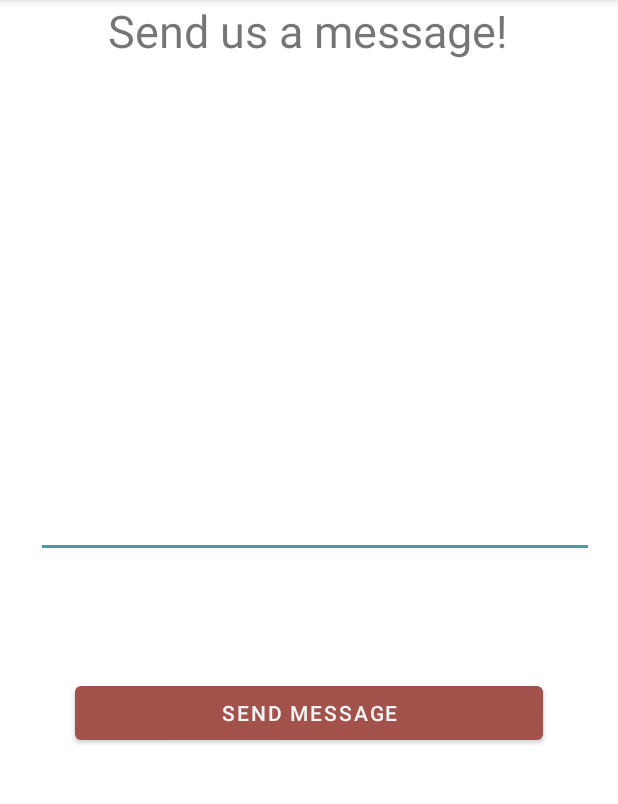
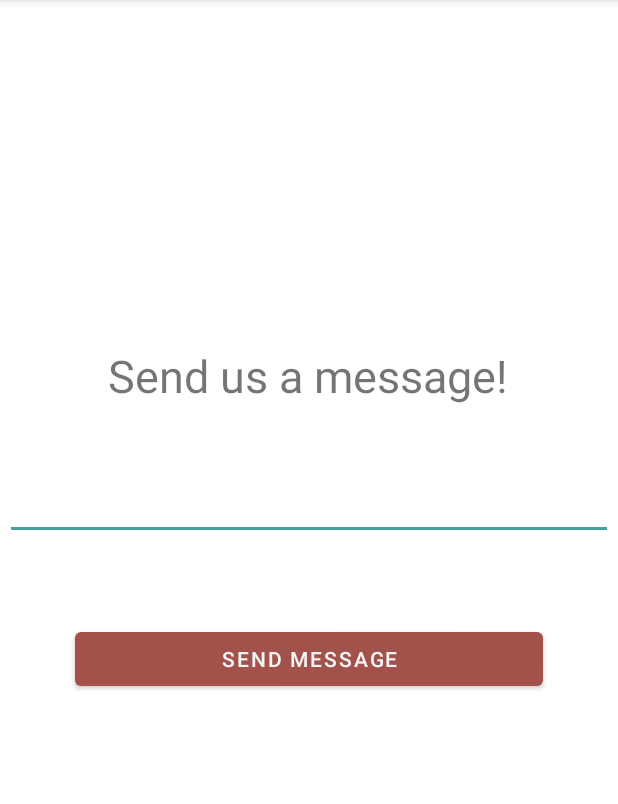
Before and after one commit to mari-hollanda/android-final-project, an Android app: the SocialMediaActivity screen opened directly, with no data from a screen before it, on a phone screen of 412 x 824 dp, the part 84-888 px from its top. Run offline under Robolectric (Android 15) with nearby library versions, the phone set to English and light mode, and no system bars.

Commit message:
project second draft.

```diff
--- a/Student/app/src/main/java/info/hccis/student/ui/socialmedia/SocialMediaActivity.java
+++ b/Student/app/src/main/java/info/hccis/student/ui/socialmedia/SocialMediaActivity.java
@@ -16,7 +16,7 @@ public class SocialMediaActivity extends AppCompatActivity {
     @Override
     protected void onCreate(Bundle savedInstanceState) {
         super.onCreate(savedInstanceState);
-        setContentView(R.layout.activity_socialmedia);
+        setContentView(R.layout.activity_sendmessage);
 
         EditText editTextMessage = findViewById(R.id.editTextMessage);
 
--- a/Student/app/src/main/java/info/hccis/student/ui/student/ViewStudentsFragment.java
+++ b/Student/app/src/main/java/info/hccis/student/ui/student/ViewStudentsFragment.java
@@ -54,7 +54,7 @@ public class ViewStudentsFragment extends Fragment {
             NotificationApplication.setContext(context);
             NotificationUtil.sendNotification("Students Data Update", message, activity, MainActivity.class);
         } catch (Exception e) {
-            Log.d("mhcp api", "Exception occurred when notifying. " + e.getMessage());
+            Log.d("mhcp notification", "Exception occurred when notifying. " + e.getMessage());
         }
     }
 
--- a/Student/app/src/main/res/layout/activity_socialmedia.xml
+++ b/Student/app/src/main/res/layout/activity_sendmessage.xml
@@ -9,23 +9,26 @@
     <TextView
         android:layout_width="wrap_content"
         android:layout_height="wrap_content"
+        android:layout_marginBottom="32dp"
         android:text="Send us a message!"
         android:textSize="30dp"
+        app:layout_constraintBottom_toTopOf="@+id/editTextMessage"
         app:layout_constraintEnd_toEndOf="parent"
         app:layout_constraintHorizontal_bias="0.496"
         app:layout_constraintStart_toStartOf="parent"
-        tools:ignore="MissingConstraints"
-        tools:layout_editor_absoluteY="112dp" />
+        tools:ignore="MissingConstraints" />
 
     <EditText
         android:id="@+id/editTextMessage"
-        android:layout_width="372dp"
-        android:layout_height="165dp"
-        android:layout_marginEnd="16dp"
-        android:layout_marginTop="80dp"
+        android:layout_width="405dp"
+        android:layout_height="57dp"
+        android:layout_marginStart="90dp"
+        android:layout_marginTop="200dp"
+        android:layout_marginEnd="90dp"
         android:inputType="textMultiLine"
         app:layout_constraintBottom_toBottomOf="@id/buttonSendMessage"
         app:layout_constraintEnd_toEndOf="parent"
+        app:layout_constraintStart_toStartOf="parent"
         app:layout_constraintTop_toTopOf="parent"
         tools:ignore="MissingConstraints" />
 
@@ -33,12 +36,13 @@
         android:id="@+id/buttonSendMessage"
         android:layout_width="match_parent"
         android:layout_height="wrap_content"
+        android:layout_marginStart="50dp"
         android:layout_marginEnd="50dp"
-        android:layout_marginStart="50dp"
-        android:layout_marginBottom="190dp"
+        android:layout_marginBottom="250dp"
         android:text="@string/send_message"
         app:layout_constraintBottom_toBottomOf="parent"
         app:layout_constraintEnd_toEndOf="parent"
+        app:layout_constraintStart_toStartOf="parent"
         app:layout_constraintTop_toBottomOf="@id/editTextMessage" />
 
 </androidx.constraintlayout.widget.ConstraintLayout>
--- a/Student/app/src/main/res/menu/menu_main.xml
+++ b/Student/app/src/main/res/menu/menu_main.xml
@@ -7,6 +7,11 @@
         android:title="@string/settings"
         app:showAsAction="never" />
 
+    <item android:id="@+id/action_sendmessage"
+        android:orderInCategory="100"
+        android:title="@string/send_message"
+        app:showAsAction="never" />
+
     <item
         android:id="@+id/action_about"
         android:orderInCategory="100"
```
Also changed, not shown: Student/app/src/main/java/info/hccis/student/MainActivity.java (+8 -19 lines), Student/app/src/main/java/info/hccis/student/ui/home/ViewPagerAdapter.java (deleted, +0 -52 lines), Student/app/src/main/res/menu/activity_main_drawer.xml (+0 -15 lines).
